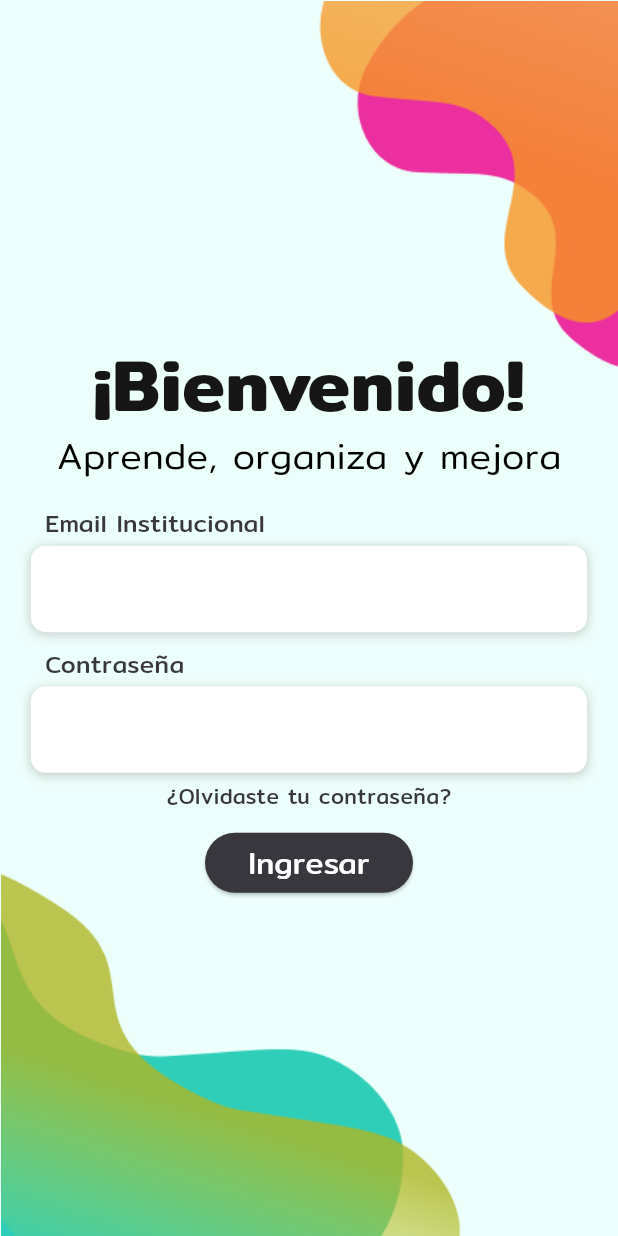
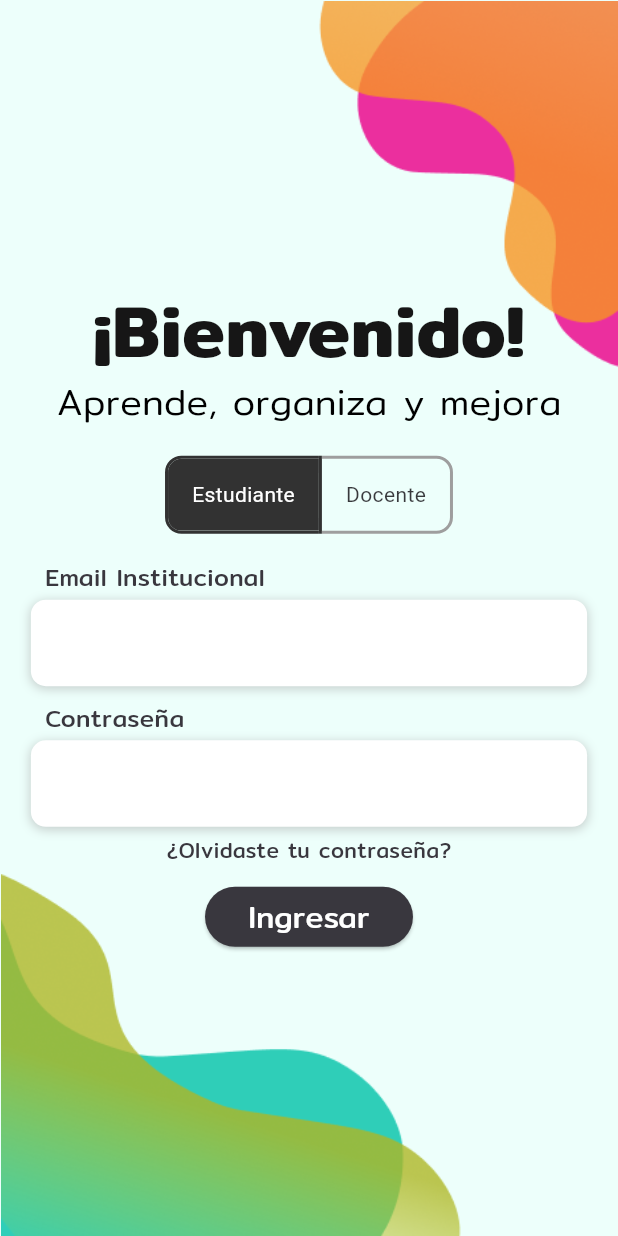
Before and after one commit to Rachelduarte11/BeUcal, a Flutter app: the screen it shows after launch, on a phone screen of 412 x 824 dp. Run offline on Flutter 3.47's test engine with Material 3 defaults, Android fonts, the phone set to English and light mode, and no system bars; our stand-ins replace auto_size_text, badges, cached_network_image, cloud_firestore, firebase_auth, firebase_core and 9 more; missing offline and left inert: dart:ffi, syncfusion_localizations; accounts and stored records are empty.

Commit message:
Carlos Paz 6/12

```diff
--- /dev/null
+++ b/lib/screens/home_teacher.dart
@@ -0,0 +1,15 @@
+import 'package:flutter/material.dart';
+
+class HomeTeacherScreen extends StatelessWidget {
+  @override
+  Widget build(BuildContext context) {
+    return Scaffold(
+      appBar: AppBar(
+        title: Text("Pantalla del Docente"),
+      ),
+      body: Center(
+        child: Text("Bienvenido, Docente"),
+      ),
+    );
+  }
+}
--- a/lib/screens/login_screen.dart
+++ b/lib/screens/login_screen.dart
@@ -1,4 +1,6 @@
 import 'dart:async';
+import 'dart:ffi';
+import 'package:becertus_proyecto/screens/home_teacher.dart';
 import 'package:page_transition/page_transition.dart';
 import 'package:becertus_proyecto/functions/Provider.dart';
 import 'package:becertus_proyecto/screens/home_screen.dart';
@@ -6,6 +8,8 @@ import 'package:cloud_firestore/cloud_firestore.dart';
 import 'package:flutter/material.dart';
 import 'package:provider/provider.dart';
 import 'package:shared_preferences/shared_preferences.dart';
+
+List<bool> isSelected = [true, false];
 
 Future<String?> obtenerIdEstudiante(String email, String password) async {
   try {
@@ -110,7 +114,41 @@ class _LoginState extends State<Login> {
                             color: Color(0xff000000),
                           ),
                         ),
-
+                        SizedBox(height: 20),
+                        ToggleButtons(
+                          borderColor: Colors.grey,
+                          fillColor: Color(0xff323232),
+                          borderWidth: 2,
+                          selectedBorderColor: Color(0xff323232),
+                          selectedColor: Colors.white,
+                          borderRadius: BorderRadius.circular(10),
+                          children: <Widget>[
+                            Padding(
+                              padding:
+                                  const EdgeInsets.symmetric(horizontal: 16),
+                              child: Text('Estudiante'),
+                            ),
+                            Padding(
+                              padding:
+                                  const EdgeInsets.symmetric(horizontal: 16),
+                              child: Text('Docente'),
+                            ),
+                          ],
+                          onPressed: (int index) {
+                            setState(() {
+                              for (int buttonIndex = 0;
+                                  buttonIndex < isSelected.length;
+                                  buttonIndex++) {
+                                if (buttonIndex == index) {
+                                  isSelected[buttonIndex] = true;
+                                } else {
+                                  isSelected[buttonIndex] = false;
+                                }
+                              }
+                            });
+                          },
+                          isSelected: isSelected,
+                        ),
                         Container(
                           width: MediaQuery.of(context).size.width,
                           child: Column(
@@ -257,7 +295,18 @@ class _LoginState extends State<Login> {
                               ),
                               ElevatedButton(
                                 onPressed: () async {
-                                  String? studentId = await obtenerIdEstudiante(
+                                  if (isSelected[1]) {
+                                    Navigator.push(
+                                      context,
+                                      PageTransition(
+                                        type: PageTransitionType.rightToLeft,
+                                        child: HomeTeacherScreen(),
+                                        duration: Duration(milliseconds: 400),
+                                      ),
+                                    );
+                                  } else {
+                                    String? studentId =
+                                        await obtenerIdEstudiante(
                                       emailController.text,
                                       passwordController.text,
                                     );
@@ -278,7 +327,12 @@ class _LoginState extends State<Login> {
                                           "Acceso permitido, ID del estudiante: $studentId");
                                       SharedPreferences prefs =
                                           await SharedPreferences.getInstance();
-                                    await prefs.setBool('isLoggedIn', true);
+                                      await prefs.setBool('session', true);
+
+                                      // Establece un temporizador para limpiar la sesión después de 1 minuto
+                                      Timer(Duration(minutes: 1), () async {
+                                        await prefs.setBool('session', false);
+                                      });
 
                                       // Limpia los controladores y navega a HomeScreen
                                       emailController.clear();
@@ -324,6 +378,7 @@ class _LoginState extends State<Login> {
                                           );
                                         },
                                       );
+                                    }
                                   }
                                 },
                                 style: ElevatedButton.styleFrom(
```
Lines whose indentation alone changed are shown as unchanged.
